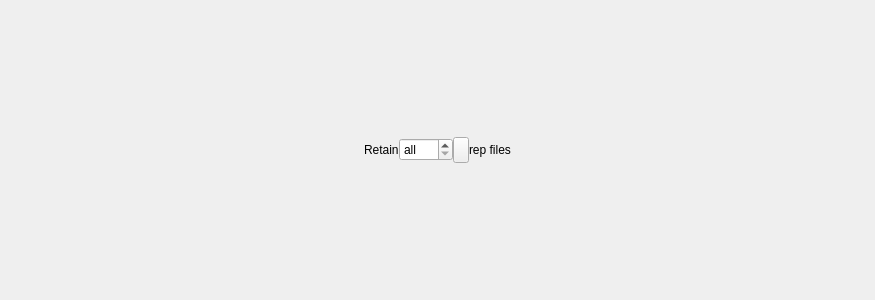
Above: plugins/delete_repeated_shots/controls.ui from labscript-suite-temp/blacs before the change. Below: the same form after it.
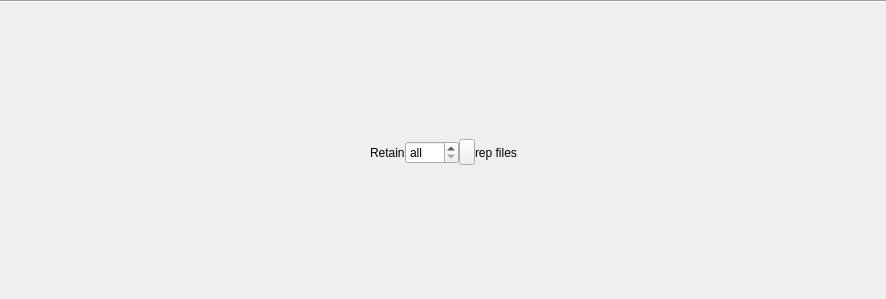
That is the form after the change. Icons and pictures are not drawn.

Commit message: Slightly cleaner GUI controls.

```diff
--- a/plugins/delete_repeated_shots/controls.ui
+++ b/plugins/delete_repeated_shots/controls.ui
@@ -6,20 +6,35 @@
    <rect>
     <x>0</x>
     <y>0</y>
-    <width>875</width>
-    <height>300</height>
+    <width>886</width>
+    <height>299</height>
    </rect>
   </property>
+  <property name="sizePolicy">
+   <sizepolicy hsizetype="MinimumExpanding" vsizetype="Preferred">
+    <horstretch>0</horstretch>
+    <verstretch>0</verstretch>
+   </sizepolicy>
+  </property>
   <property name="windowTitle">
    <string>Form</string>
   </property>
+  <layout class="QVBoxLayout" name="verticalLayout">
+   <property name="spacing">
+    <number>3</number>
+   </property>
+   <property name="margin">
+    <number>0</number>
+   </property>
+   <item>
+    <widget class="Line" name="line">
+     <property name="orientation">
+      <enum>Qt::Horizontal</enum>
+     </property>
+    </widget>
+   </item>
+   <item>
   <layout class="QHBoxLayout" name="horizontalLayout">
-   <property name="spacing">
-    <number>0</number>
-   </property>
-   <property name="margin">
-    <number>0</number>
-   </property>
    <item>
     <spacer name="horizontalSpacer_2">
      <property name="orientation">
@@ -27,8 +42,8 @@
      </property>
      <property name="sizeHint" stdset="0">
       <size>
-       <width>347</width>
-       <height>20</height>
+         <width>0</width>
+         <height>0</height>
       </size>
      </property>
     </spacer>
@@ -130,11 +145,13 @@
      </property>
      <property name="sizeHint" stdset="0">
       <size>
-       <width>346</width>
-       <height>20</height>
+         <width>0</width>
+         <height>0</height>
       </size>
      </property>
     </spacer>
+     </item>
+    </layout>
    </item>
   </layout>
  </widget>
```
Left out of the diff: 2 changed lines with no effect on the pictures. Lines whose indentation alone changed are shown as unchanged. The commit also changes 1 other file.
